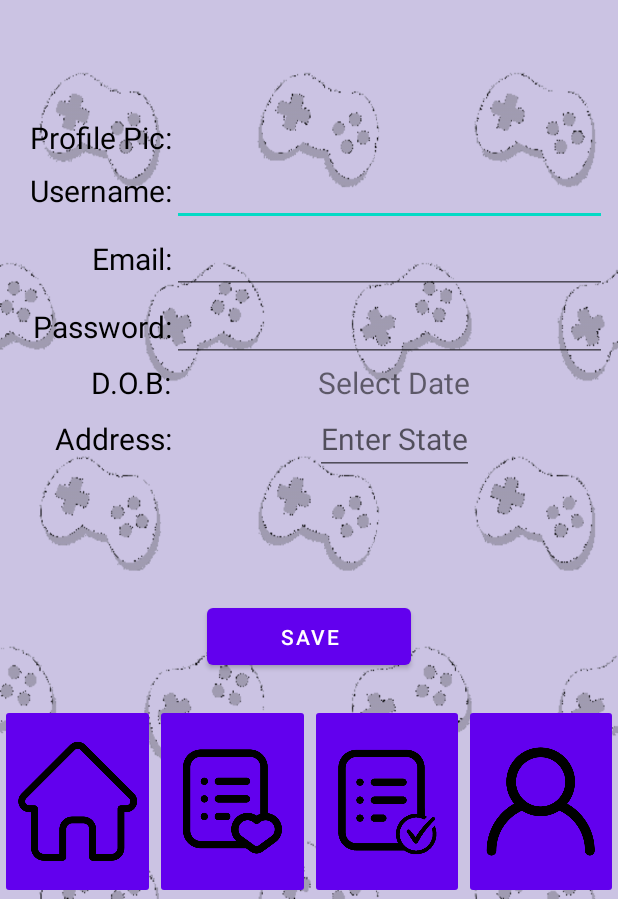
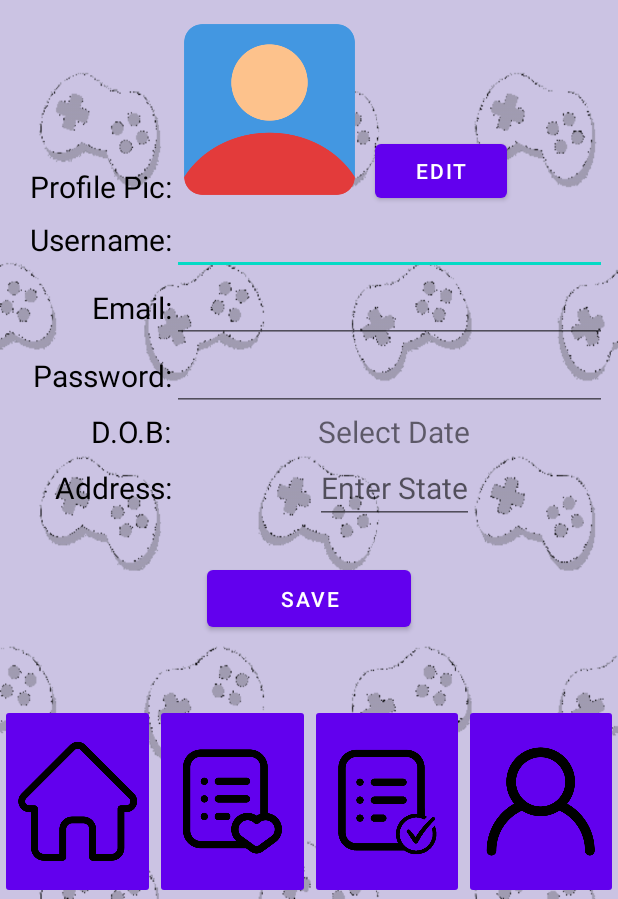
Before and after one commit to s310478/HIT238, an Android app: the AccountActivity screen opened directly, with no data from a screen before it, on a phone screen of 412 x 824 dp, the part 337-1236 px from its top. Run offline under Robolectric (Android 15) with nearby library versions, the phone set to English and light mode, and no system bars; pictures from the network do not load.

Commit message:
Editable Profile Pic
For activity_account.xml

```diff
--- a/app/src/main/AndroidManifest.xml
+++ b/app/src/main/AndroidManifest.xml
@@ -2,6 +2,10 @@
 <manifest xmlns:android="http://schemas.android.com/apk/res/android"
     xmlns:tools="http://schemas.android.com/tools"
     package="com.example.assigment2b">
+
+    <uses-permission android:name="android.permission.READ_EXTERNAL_STORAGE" />
+    <uses-permission android:name="android.permission.WRITE_EXTERNAL_STORAGE" />
+    <uses-permission android:name="android.permission.INTERNET" />
 
     <application
         android:allowBackup="true"
--- a/app/src/main/java/com/example/assigment2b/AccountActivity.java
+++ b/app/src/main/java/com/example/assigment2b/AccountActivity.java
@@ -2,26 +2,49 @@ package com.example.assigment2b;
 
 import androidx.appcompat.app.AppCompatActivity;
 
+import android.Manifest;
 import android.app.DatePickerDialog;
 import android.content.Intent;
 import android.graphics.Color;
-import android.graphics.drawable.ColorDrawable;
+import android.net.Uri;
 import android.os.Bundle;
+import android.provider.MediaStore;
 import android.util.Log;
 import android.view.View;
 import android.widget.ArrayAdapter;
 import android.widget.AutoCompleteTextView;
+import android.widget.Button;
 import android.widget.DatePicker;
+import android.widget.ImageView;
 import android.widget.TextView;
+import android.widget.Toast;
 
 import java.util.Calendar;
 
 public class AccountActivity extends AppCompatActivity {
-    // Fot selecting Address
+    // For selecting Address
     String[] stateList = {"NT, Australia", "QLD, Australia", "NSW, Australia", "VIC, Australia",
             "TAS, Australia","SA, Australia", "WA, Australia"};
 
     private TextView txtUsr;
+
+    // For editing profile pic
+    private ImageView imgProfile;
+    private Button btnProfile;
+    Uri imageUri;
+    @Override
+    protected void onActivityResult(int requestCode, int resultCode, Intent data){
+        super.onActivityResult(requestCode, resultCode, data);
+        if (resultCode == RESULT_OK && requestCode == 1){
+
+            requestPermissions(new String[]{android.Manifest.permission.WRITE_EXTERNAL_STORAGE,
+                    Manifest.permission.READ_EXTERNAL_STORAGE}, 2909);
+
+            imageUri = data.getData();
+            imgProfile.setImageURI(imageUri);
+        }
+    }
+
 
 
     private static final String TAG = "AccountActivity";
@@ -34,7 +57,14 @@ public class AccountActivity extends AppCompatActivity {
     protected void onCreate(Bundle savedInstanceState) {
         super.onCreate(savedInstanceState);
         setContentView(R.layout.activity_account);
-        mDisplayDate = (TextView) findViewById(R.id.tvDate);
+
+        //Profile pic
+        btnProfile = (Button)findViewById(R.id.btnProfile);
+        imgProfile = (ImageView)findViewById(R.id.imgProfile);
+
+
+        //Date of Birth
+        mDisplayDate = (TextView) findViewById(R.id.tvDOB);
 
         //Auto complete
         //initiate an auto complete text view
@@ -92,6 +122,26 @@ public class AccountActivity extends AppCompatActivity {
             txtUsr.setText(username);
         }
     }
+
+    // For Profile pic edit
+    public void editPic(View v)
+    {
+        Intent PickerIntent = new Intent(Intent.ACTION_PICK,
+                MediaStore.Images.Media.INTERNAL_CONTENT_URI);
+        //noinspection deprecation
+        startActivityForResult(PickerIntent, 1);
+    }
+
+    //-------------------
+
+    public void newSave(View view) {
+
+        Toast.makeText(getApplicationContext(), "Saved", Toast.LENGTH_LONG).show();
+    }
+
+
+
+
     //For username across pages/activities
     public TextView txtU;
 
@@ -102,6 +152,7 @@ public class AccountActivity extends AppCompatActivity {
         startActivity(i);
     }
 
+    // Bottom Nav Bar
     public void showHome(View view) {
 
         txtU = (TextView) findViewById(R.id.lblUser);
--- a/app/src/main/res/layout/activity_account.xml
+++ b/app/src/main/res/layout/activity_account.xml
@@ -17,7 +17,7 @@
         android:orientation="vertical">
 
         <ImageView
-            android:id="@+id/imageView"
+            android:id="@+id/imgLogo"
             android:layout_width="match_parent"
             android:layout_height="wrap_content"
             app:srcCompat="@drawable/imglogo" />
@@ -48,7 +48,7 @@
                 android:textSize="20sp" />
 
             <ImageButton
-                android:id="@+id/imageButton3"
+                android:id="@+id/btnLogInOut"
                 android:layout_width="wrap_content"
                 android:layout_height="wrap_content"
                 android:backgroundTint="#6200ee"
@@ -59,7 +59,7 @@
 
         <androidx.gridlayout.widget.GridLayout
             android:layout_width="match_parent"
-            android:layout_height="394dp"
+            android:layout_height="344dp"
             android:layout_marginLeft="20dp">
 
             <TextView
@@ -134,12 +134,13 @@
                 app:layout_row="0" />
 
             <ImageView
-                android:id="@+id/imageView2"
-                android:layout_width="wrap_content"
-                android:layout_height="100dp"
+                android:id="@+id/imgProfile"
+                android:layout_width="130dp"
+                android:layout_height="130dp"
                 app:layout_column="1"
+                app:layout_gravity="bottom|left"
                 app:layout_row="0"
-                tools:srcCompat="@tools:sample/avatars" />
+                app:srcCompat="@drawable/user" />
 
             <TextView
                 android:id="@+id/lblDOB"
@@ -164,7 +165,7 @@
                 app:layout_row="5" />
 
             <TextView
-                android:id="@+id/tvDate"
+                android:id="@+id/tvDOB"
                 android:layout_width="wrap_content"
                 android:layout_height="wrap_content"
                 android:textSize="20sp"
@@ -184,17 +185,30 @@
                 app:layout_gravity="center_horizontal"
                 app:layout_row="5" />
 
+            <Button
+                android:id="@+id/btnProfile"
+                android:layout_width="wrap_content"
+                android:layout_height="wrap_content"
+                android:layout_marginLeft="135dp"
+                android:text="Edit"
+                android:onClick="editPic"
+                app:layout_column="1"
+                app:layout_gravity="bottom|left"
+                app:layout_row="0" />
+
         </androidx.gridlayout.widget.GridLayout>
 
         <RelativeLayout
             android:layout_width="match_parent"
-            android:layout_height="wrap_content">
+            android:layout_height="100dp">
 
             <Button
-                android:id="@+id/button"
+                android:id="@+id/btnSave"
                 android:layout_width="136dp"
                 android:layout_height="50dp"
                 android:layout_centerInParent="true"
+                android:layout_gravity="top|center"
+                android:onClick="newSave"
                 android:text="Save"
                 app:iconGravity="end" />
 
--- a/app/src/main/res/layout/activity_home.xml
+++ b/app/src/main/res/layout/activity_home.xml
@@ -16,7 +16,7 @@
         android:orientation="vertical">
 
         <ImageView
-            android:id="@+id/imageView"
+            android:id="@+id/imgLogo"
             android:layout_width="match_parent"
             android:layout_height="wrap_content"
             app:srcCompat="@drawable/imglogo" />
@@ -47,7 +47,7 @@
                 android:textSize="20sp" />
 
             <ImageButton
-                android:id="@+id/imageButton3"
+                android:id="@+id/btnLogInOut"
                 android:layout_width="wrap_content"
                 android:layout_height="wrap_content"
                 android:onClick="showLogIn"
--- a/app/src/main/res/layout/activity_login.xml
+++ b/app/src/main/res/layout/activity_login.xml
@@ -20,7 +20,7 @@
         android:orientation="vertical">
 
         <ImageView
-            android:id="@+id/imageView"
+            android:id="@+id/imgLogo"
             android:layout_width="match_parent"
             android:layout_height="wrap_content"
             app:srcCompat="@drawable/imglogo" />
```
Also changed, not shown: app/src/main/res/drawable/user.png (added).
